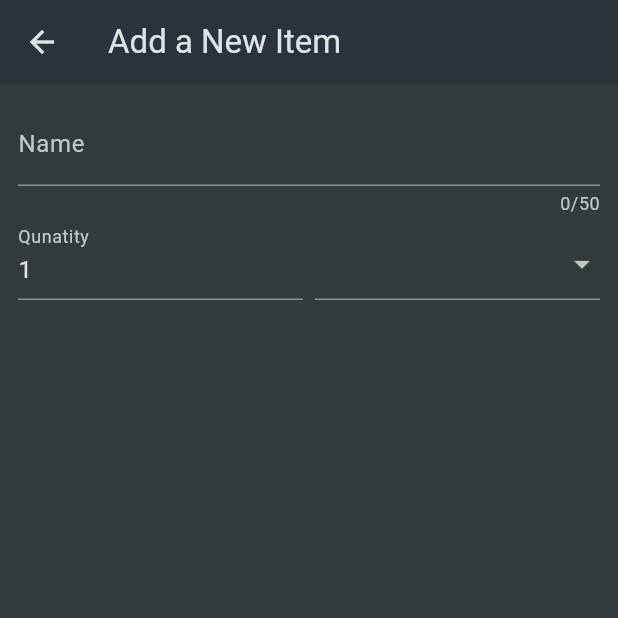
After one commit to amishatandon/shopping-app, a Flutter app: the screen it shows after launch, after a tap on the "add" icon, on a phone screen of 412 x 824 dp, the top half of it. The commit adds this screen. Run offline on Flutter 3.47's test engine with Material 3 defaults, Android fonts, the phone set to English and light mode, and no system bars.

Commit message:
second commit

```diff
--- a/lib/widgets/grocery_list.dart
+++ b/lib/widgets/grocery_list.dart
@@ -1,13 +1,31 @@
 import 'package:flutter/material.dart';
 import 'package:shopping_list/data/dummy_items.dart';
+import 'package:shopping_list/widgets/new_utem%20.dart';
 
-class GroceryList extends StatelessWidget {
+class GroceryList extends StatefulWidget {
   const GroceryList({super.key});
+
+  @override
+  State<GroceryList> createState() => _GroceryListState();
+}
+
+class _GroceryListState extends State<GroceryList> {
+  void _addItem(BuildContext context) {
+    Navigator.of(context)
+        .push(MaterialPageRoute(builder: (ctx) => const NewItem()));
+  }
+
   @override
   Widget build(BuildContext context) {
     return Scaffold(
       appBar: AppBar(
         title: const Text('YOUR GROCERIES'),
+        actions: [
+          IconButton(
+            onPressed: () => _addItem(context),
+            icon: const Icon(Icons.add),
+          ),
+        ],
       ),
       body: ListView.builder(
         itemCount: groceryItems.length,
--- /dev/null
+++ b/lib/widgets/new_utem .dart
@@ -0,0 +1,77 @@
+import 'package:flutter/foundation.dart';
+import 'package:flutter/material.dart';
+import 'package:shopping_list/data/categories.dart';
+
+class NewItem extends StatefulWidget {
+  const NewItem({super.key});
+  @override
+  State<StatefulWidget> createState() {
+    return _NewItemState();
+  }
+}
+
+class _NewItemState extends State<NewItem> {
+  @override
+  Widget build(BuildContext context) {
+    return Scaffold(
+      appBar: AppBar(
+        title: const Text('Add a New Item'),
+      ),
+      body: Padding(
+        padding: const EdgeInsets.all(12),
+        child: Form(
+          child: Column(
+            children: [
+              TextFormField(
+                //extended version of textfield with special features
+                maxLength: 50,
+                decoration: const InputDecoration(
+                  label: Text("Name"),
+                ),
+                validator: (value) {
+                  //takes a string value to decide when to validate this form
+                  return 'Demo...';
+                },
+              ),
+              Row(
+                crossAxisAlignment: CrossAxisAlignment.end,
+                children: [
+                  Expanded(
+                    child: TextFormField(
+                      decoration: const InputDecoration(
+                        label: Text('Qunatity'),
+                      ),
+                      initialValue: '1',
+                    ),
+                  ),
+                  const SizedBox(width: 8),
+                  Expanded(
+                    child: DropdownButtonFormField(items: [
+                      for (final category in categories.entries)
+                        DropdownMenuItem(
+                          value: category.value,
+                          child: Row(
+                            children: [
+                              Container(
+                                width: 16,
+                                height: 16,
+                                color: category.value.color,
+                              ),
+                              const SizedBox(
+                                width: 6,
+                              ),
+                              Text(category.value.title),
+                            ],
+                          ),
+                        )
+                    ], onChanged: (value) {}),
+                  ),
+                ],
+              )
+            ],
+          ),
+        ),
+      ),
+    );
+  }
+}
```
